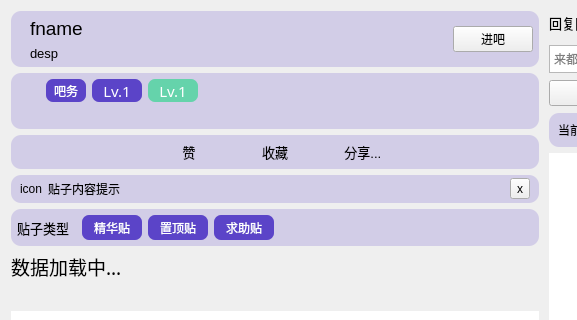
First picture: the form in src/resf/tie_detail_view.ui, repository clb-128258/TiebaDesktop, before the edit; both pictures show x 0 to 577 and y 0 to 320 of the 1084 by 639 pixel window.
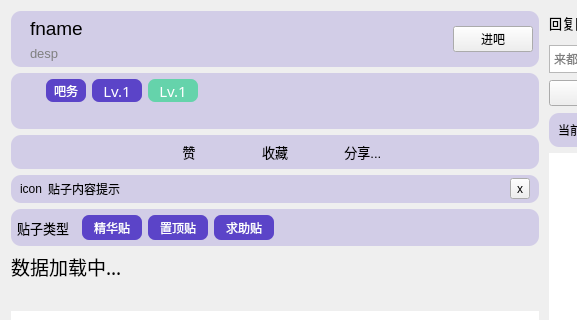
Second picture: the form after the edit.

```diff
--- a/src/resf/tie_detail_view.ui
+++ b/src/resf/tie_detail_view.ui
@@ -10,6 +10,11 @@
     <height>639</height>
    </rect>
   </property>
+  <property name="font">
+   <font>
+    <pointsize>9</pointsize>
+   </font>
+  </property>
   <property name="windowTitle">
    <string>贴子预览</string>
   </property>
@@ -556,6 +561,9 @@
               <pointsize>10</pointsize>
              </font>
             </property>
+            <property name="styleSheet">
+             <string notr="true">QLabel{color: grey;}</string>
+            </property>
             <property name="text">
              <string>desp</string>
             </property>
```
Left out of the diff: 56 changed lines with no effect on the pictures.
